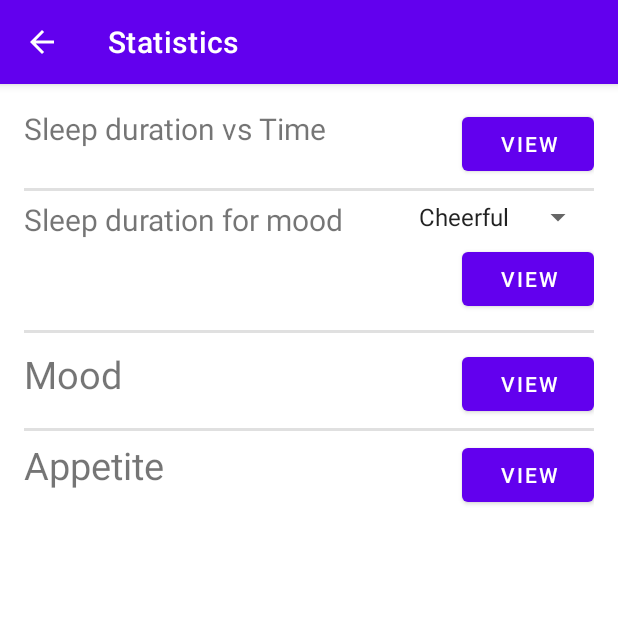
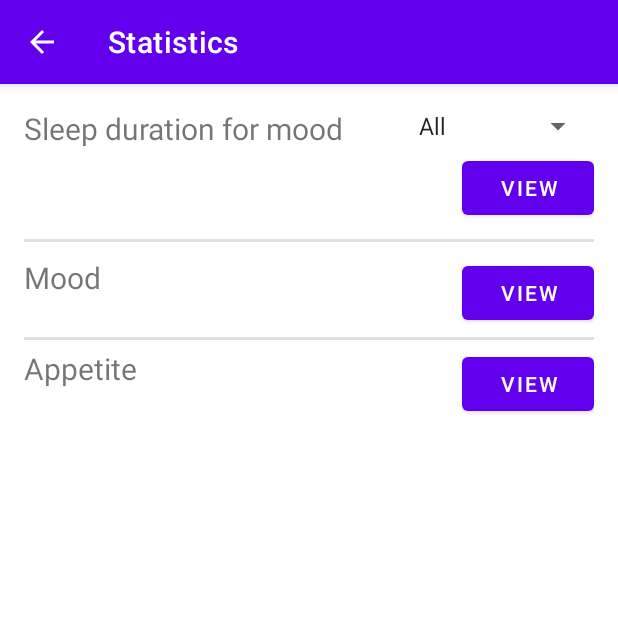
Before and after one commit to Sushil-Kumar1999/MoodTracker, an Android app: the StatisticsActivity screen opened directly, with no data from a screen before it, on a phone screen of 412 x 824 dp, the top half of it. Run offline under Robolectric (Android 15) with nearby library versions, the phone set to English and light mode, and no system bars.

Commit message:
Refactor viewing sleep stats for all moods as an option in spinner. Create Mood Count activity

```diff
--- a/app/src/main/java/com/example/moodtracker/SleepStatsActivity.java
+++ b/app/src/main/java/com/example/moodtracker/SleepStatsAllActivity.java
@@ -15,7 +15,7 @@ import java.util.ArrayList;
 import java.util.Comparator;
 import java.util.List;
 
-public class SleepStatsActivity extends AppCompatActivity {
+public class SleepStatsAllActivity extends AppCompatActivity {
 
     public static final float ONE_DAY_IN_MILLISECONDS = 86400000;
     private LineChart chart;
@@ -26,7 +26,7 @@ public class SleepStatsActivity extends AppCompatActivity {
     @Override
     protected void onCreate(Bundle savedInstanceState) {
         super.onCreate(savedInstanceState);
-        setContentView(R.layout.activity_sleep_stats);
+        setContentView(R.layout.activity_sleep_stats_all);
         setTitle("Sleep duration vs time");
 
         chart = findViewById(R.id.sleep_chart);
--- a/app/src/main/res/layout/activity_sleep_stats.xml
+++ b/app/src/main/res/layout/activity_sleep_stats_all.xml
@@ -6,7 +6,7 @@
     android:layout_height="match_parent"
     android:orientation="vertical"
     android:padding="16dp"
-    tools:context=".SleepStatsActivity">
+    tools:context=".SleepStatsAllActivity">
 
     <com.github.mikephil.charting.charts.LineChart
         android:id="@+id/sleep_chart"
--- a/app/src/main/res/layout/activity_statistics.xml
+++ b/app/src/main/res/layout/activity_statistics.xml
@@ -7,35 +7,6 @@
     android:orientation="vertical"
     android:padding="16dp"
     tools:context=".StatisticsActivity">
-
-    <RelativeLayout
-        android:layout_width="match_parent"
-        android:layout_height="wrap_content">
-
-        <TextView
-            android:layout_width="wrap_content"
-            android:layout_height="wrap_content"
-            android:layout_alignParentStart="true"
-            android:layout_alignParentLeft="true"
-            android:textSize="20sp"
-            android:text="Sleep duration vs Time" />
-
-        <Button
-            android:id="@+id/button_sleep_stats"
-            android:layout_width="wrap_content"
-            android:layout_height="wrap_content"
-            android:layout_alignParentRight="true"
-            android:layout_alignParentEnd="true"
-            android:text="View"
-            android:onClick="launchSleepStatsActivity"/>
-
-    </RelativeLayout>
-
-    <View
-        android:layout_width="match_parent"
-        android:layout_height="2dp"
-        android:layout_marginVertical="5dp"
-        android:background="?android:attr/listDivider" />
 
     <RelativeLayout
         android:layout_width="match_parent"
@@ -64,7 +35,7 @@
             android:layout_marginTop="5dp"
             android:layout_below="@+id/spinner_sleep_stats_mood"
             android:text="View"
-            android:onClick="launchSleepStatsMoodActivity"/>
+            android:onClick="launchSleepStatsActivity"/>
 
     </RelativeLayout>
 
@@ -83,7 +54,7 @@
             android:layout_height="wrap_content"
             android:layout_alignParentStart="true"
             android:layout_alignParentLeft="true"
-            android:textSize="25sp"
+            android:textSize="20sp"
             android:text="Mood" />
 
         <Button
@@ -92,7 +63,8 @@
             android:layout_height="wrap_content"
             android:layout_alignParentRight="true"
             android:layout_alignParentEnd="true"
-            android:text="View" />
+            android:text="View"
+            android:onClick="launchMoodCountActivity"/>
 
     </RelativeLayout>
 
@@ -111,11 +83,11 @@
             android:layout_height="wrap_content"
             android:layout_alignParentStart="true"
             android:layout_alignParentLeft="true"
-            android:textSize="25sp"
+            android:textSize="20sp"
             android:text="Appetite" />
 
         <Button
-            android:id="@+id/button_apppetite_stats"
+            android:id="@+id/button_appetite_stats"
             android:layout_width="wrap_content"
             android:layout_height="wrap_content"
             android:layout_alignParentRight="true"
--- a/app/src/main/res/values/strings.xml
+++ b/app/src/main/res/values/strings.xml
@@ -18,6 +18,7 @@
     <string name="dinner_question">Did you have dinner?</string>
 
     <string-array name="moods">
+        <item>All</item>
         <item>Cheerful</item>
         <item>Happy</item>
         <item>Meh</item>
```
Also changed, not shown: app/src/main/AndroidManifest.xml (+5 -2 lines), app/src/main/java/com/example/moodtracker/MoodCountActivity.java (added, +23 -0 lines), app/src/main/java/com/example/moodtracker/StatisticsActivity.java (+15 -4 lines), app/src/main/res/layout/activity_mood_count.xml (added, +16 -0 lines).
